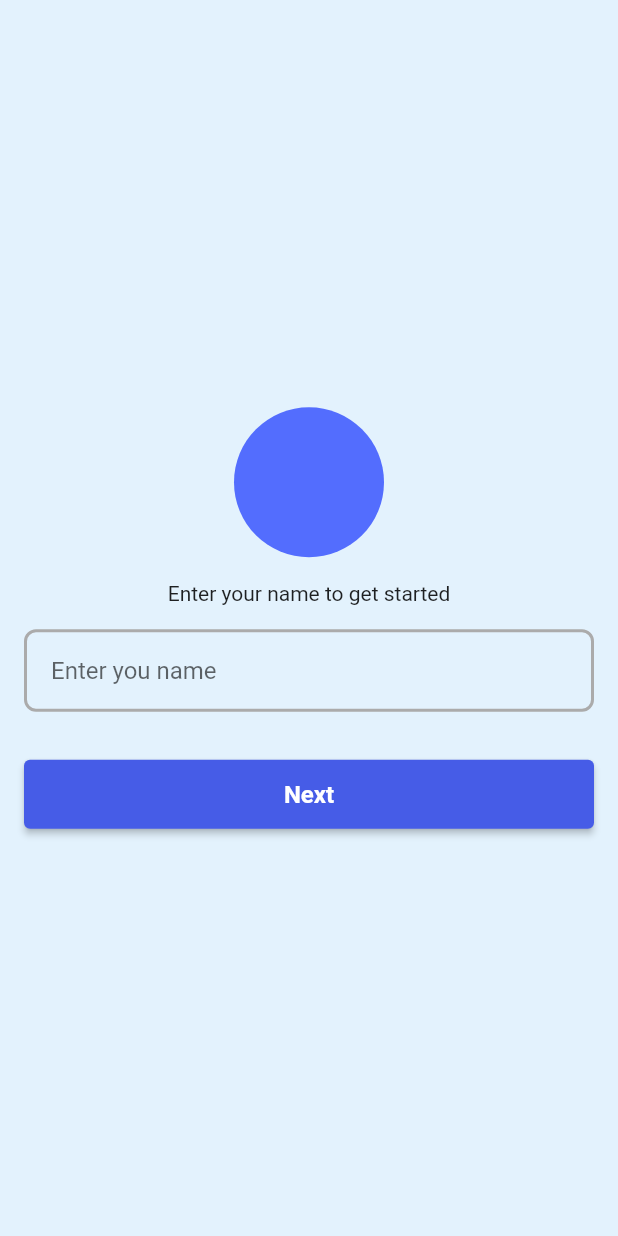
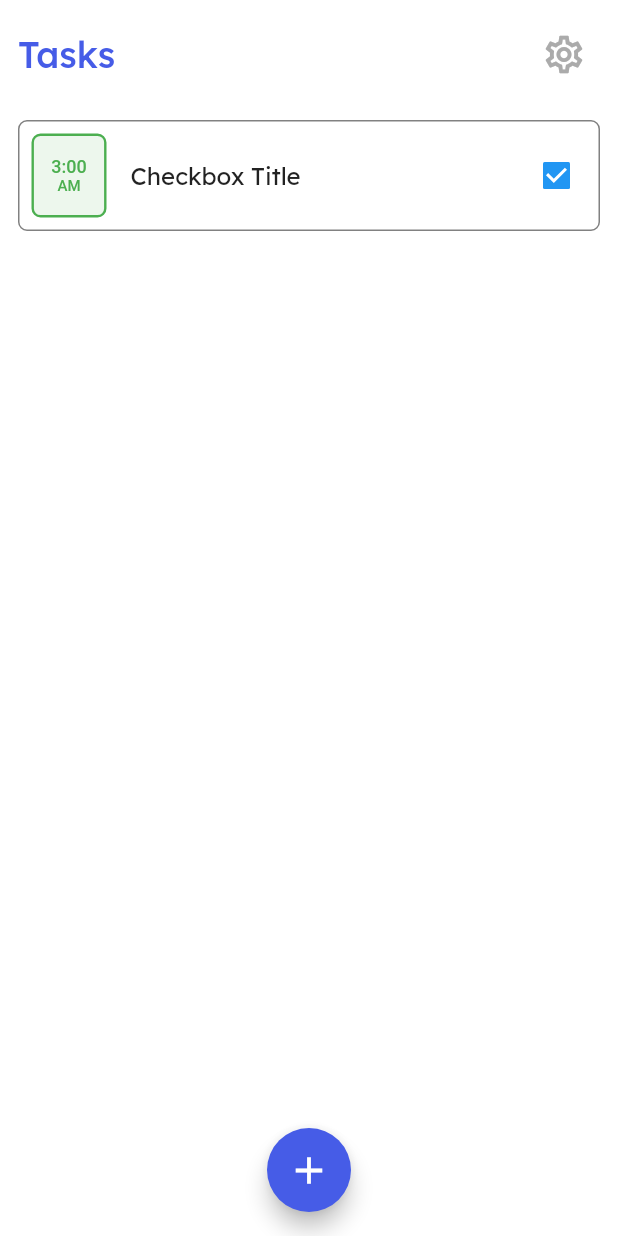
Before and after one commit to Naveenchand06/Priority-List, a Flutter app: the screen it shows after launch, after a tap on "Next", on a phone screen of 412 x 824 dp. Run offline on Flutter 3.47's test engine with Material 2 defaults, Android fonts, the phone set to English and light mode, and no system bars; our stand-ins replace google_fonts, hive_flutter; accounts and stored records are empty.

Commit message:
WIP: Home Page

```diff
--- /dev/null
+++ b/lib/app.dart
@@ -0,0 +1,13 @@
+import 'package:flutter/material.dart';
+import 'package:todo/pages/welcome_page.dart';
+
+class App extends StatelessWidget {
+  const App({super.key});
+
+  @override
+  Widget build(BuildContext context) {
+    return const SafeArea(
+      child: WelcomePage(),
+    );
+  }
+}
--- a/lib/widgets/app_button.dart
+++ b/lib/components/app_button.dart
@@ -1,5 +1,5 @@
 import 'package:flutter/material.dart';
-import 'package:todo/utils/globals.dart';
+import 'package:todo/utils/constants/app_color.dart';
 
 class AppButton extends StatelessWidget {
   const AppButton({
@@ -19,8 +19,10 @@ class AppButton extends StatelessWidget {
       child: ElevatedButton(
         onPressed: onPress,
         style: ElevatedButton.styleFrom(
-          backgroundColor: primaryDarkColor,
-        ),
+            backgroundColor: AppColor.appDarkColor,
+            shape: RoundedRectangleBorder(
+              borderRadius: BorderRadius.circular(6.0),
+            )),
         child: Text(
           title,
           style: const TextStyle(
--- /dev/null
+++ b/lib/components/app_text_field.dart
@@ -0,0 +1,98 @@
+import 'package:flutter/material.dart';
+import 'package:todo/utils/constants/app_color.dart';
+
+class AppTextField extends StatefulWidget {
+  const AppTextField({
+    super.key,
+    required this.hintText,
+    this.onChange,
+    this.onSubmit,
+    this.validate,
+    this.fieldController,
+    this.isPassword = false,
+    this.keyboardType = TextInputType.text,
+    this.fieldAction = TextInputAction.done,
+    this.radius = 10.0,
+  });
+
+  final String hintText;
+  final bool isPassword;
+  final Function(String)? onChange;
+  final Function(String)? onSubmit;
+  final TextInputType keyboardType;
+  final TextEditingController? fieldController;
+  final TextInputAction fieldAction;
+  final String? Function(String?)? validate;
+  final double radius;
+
+  @override
+  State<AppTextField> createState() => _AppTextFieldState();
+}
+
+class _AppTextFieldState extends State<AppTextField> {
+  bool showPassword = false;
+
+  void _passwordVisbilityFunction() {
+    setState(() {
+      showPassword = !showPassword;
+    });
+  }
+
+  @override
+  Widget build(BuildContext context) {
+    return TextFormField(
+      controller: widget.fieldController,
+      onChanged: widget.onChange,
+      onFieldSubmitted: widget.onSubmit,
+      validator: widget.validate,
+      keyboardType: widget.keyboardType,
+      textInputAction: widget.fieldAction,
+      obscureText: widget.isPassword ? showPassword : false,
+      style: const TextStyle(fontSize: 12.0, color: Colors.black),
+      decoration: InputDecoration(
+        // filled: true,
+        // fillColor: Colors.grey.shade100,
+        hintText: widget.hintText,
+        hintStyle: TextStyle(
+          fontSize: 12.0,
+          color: Colors.grey.shade700,
+        ),
+        suffixIcon: widget.isPassword
+            ? IconButton(
+                onPressed: _passwordVisbilityFunction,
+                icon: showPassword
+                    ? const Icon(
+                        Icons.visibility,
+                      )
+                    : const Icon(
+                        Icons.visibility_off,
+                      ),
+              )
+            : null,
+        contentPadding: const EdgeInsets.all(16.0),
+        enabledBorder: OutlineInputBorder(
+          borderRadius: BorderRadius.circular(8.0),
+          borderSide:
+              const BorderSide(width: 2.0, color: AppColor.appGreyColor),
+        ),
+        focusedBorder: OutlineInputBorder(
+          borderRadius: BorderRadius.circular(12.0),
+          borderSide:
+              const BorderSide(width: 2.0, color: AppColor.appGreyColor),
+        ),
+        // border: OutlineInputBorder(
+        //   borderRadius: BorderRadius.circular(widget.radius),
+        //   borderSide: BorderSide.none,
+        // ),
+        // focusedBorder: OutlineInputBorder(
+        //   borderRadius: BorderRadius.circular(widget.radius),
+        //   borderSide: const BorderSide(
+        //     width: 1.0,
+        //     strokeAlign: 10.0,
+        //     color: Color(0xff2F4093),
+        //   ),
+        // ),
+      ),
+    );
+  }
+}
--- /dev/null
+++ b/lib/components/date_card.dart
@@ -0,0 +1,54 @@
+import 'package:flutter/material.dart';
+import 'package:google_fonts/google_fonts.dart';
+
+class DateCardWidget extends StatelessWidget {
+  const DateCardWidget({
+    super.key,
+    required this.date,
+    required this.format,
+    required this.cardColor,
+  });
+
+  final String date;
+  final String format;
+  final Color cardColor;
+
+  @override
+  Widget build(BuildContext context) {
+    return Container(
+      height: 80.0,
+      width: 50.0,
+      padding: const EdgeInsets.all(2.0),
+      decoration: BoxDecoration(
+        color: cardColor.withOpacity(0.1),
+        borderRadius: BorderRadius.circular(6.0),
+        border: Border.all(
+          width: 1.6,
+          color: cardColor,
+        ),
+      ),
+      child: Column(
+        mainAxisSize: MainAxisSize.min,
+        mainAxisAlignment: MainAxisAlignment.center,
+        children: [
+          Text(
+            date,
+            style: GoogleFonts.roboto(
+              fontSize: 12.0,
+              fontWeight: FontWeight.w500,
+              color: cardColor,
+            ),
+          ),
+          Text(
+            format,
+            style: GoogleFonts.roboto(
+              fontSize: 10.0,
+              fontWeight: FontWeight.w500,
+              color: cardColor,
+            ),
+          ),
+        ],
+      ),
+    );
+  }
+}
--- a/lib/main.dart
+++ b/lib/main.dart
@@ -1,7 +1,8 @@
 import 'package:flutter/material.dart';
+import 'package:google_fonts/google_fonts.dart';
 import 'package:hive_flutter/hive_flutter.dart';
-import 'package:todo/utils/globals.dart';
-import 'package:todo/widgets/app_button.dart';
+import 'package:todo/app.dart';
+import 'package:todo/utils/constants/app_color.dart';
 
 Future<void> main() async {
   await Hive.initFlutter();
@@ -13,63 +14,17 @@ class MyApp extends StatelessWidget {
 
   @override
   Widget build(BuildContext context) {
-    return const MaterialApp(
+    return MaterialApp(
       debugShowCheckedModeBanner: false,
-      home: Home(),
+      theme: ThemeData(
+        scaffoldBackgroundColor: AppColor.appBgColor,
+        appBarTheme: const AppBarTheme(
+          elevation: 0.0,
+          backgroundColor: AppColor.appBgColor,
+        ),
+        textTheme: GoogleFonts.lexendTextTheme(),
+      ),
+      home: const App(),
     );
   }
 }
-
-class Home extends StatelessWidget {
-  const Home({super.key});
-
-  @override
-  Widget build(BuildContext context) {
-    return Scaffold(
-      backgroundColor: whiteColor,
-      body: GestureDetector(
-        onTap: () {
-          debugPrint('Tapped');
-          print('Tapped');
-          FocusScope.of(context).unfocus();
-        },
-        child: Padding(
-          padding: const EdgeInsets.all(defaultPad),
-          child: Column(
-            mainAxisAlignment: MainAxisAlignment.center,
-            crossAxisAlignment: CrossAxisAlignment.center,
-            children: [
-              const CircleAvatar(
-                backgroundColor: Colors.indigoAccent,
-                radius: 50.0,
-              ),
-              const SizedBox(height: defaultPad),
-              const Text('Enter your name to get started'),
-              const SizedBox(height: defaultPad),
-              TextFormField(
-                cursorColor: primaryDarkColor,
-                decoration: InputDecoration(
-                  hintText: 'Enter you name',
-                  contentPadding: const EdgeInsets.all(18.0),
-                  enabledBorder: OutlineInputBorder(
-                    borderRadius: BorderRadius.circular(8.0),
-                    borderSide: const BorderSide(width: 2.0, color: greyColor),
-                  ),
-                  focusedBorder: OutlineInputBorder(
-                    borderRadius: BorderRadius.circular(12.0),
-                    borderSide: const BorderSide(width: 2.0, color: greyColor),
-                  ),
-                ),
-              ),
-              const SizedBox(height: 32.0),
-              AppButton(
-                title: 'Next',
-                onPress: () {},
-              )
-            ],
-          ),
-        ),
-      ),
-    );
-  }
-}
--- /dev/null
+++ b/lib/pages/home_page.dart
@@ -0,0 +1,78 @@
+import 'package:flutter/material.dart';
+import 'package:todo/components/date_card.dart';
+import 'package:todo/utils/constants/app_color.dart';
+
+class HomePage extends StatelessWidget {
+  const HomePage({super.key});
+
+  @override
+  Widget build(BuildContext context) {
+    return Scaffold(
+      body: Padding(
+        padding: const EdgeInsets.all(12.0),
+        child: SingleChildScrollView(
+          child: Column(
+            children: [
+              Row(
+                mainAxisAlignment: MainAxisAlignment.spaceBetween,
+                children: [
+                  const Text(
+                    'Tasks',
+                    style: TextStyle(
+                      fontSize: 24.0,
+                      fontWeight: FontWeight.w500,
+                      color: AppColor.appDarkColor,
+                    ),
+                  ),
+                  IconButton(
+                    onPressed: () {},
+                    icon: const Icon(
+                      Icons.settings_outlined,
+                      size: 30.0,
+                      color: AppColor.appGreyColor,
+                    ),
+                  )
+                ],
+              ),
+              const SizedBox(height: 20.0),
+              Column(
+                crossAxisAlignment: CrossAxisAlignment.start,
+                mainAxisAlignment: MainAxisAlignment.start,
+                children: [
+                  CheckboxListTile(
+                    title: const Text('Checkbox Title'),
+                    value: true,
+                    contentPadding: const EdgeInsets.all(8.0),
+                    side: const BorderSide(color: AppColor.appGreyColor),
+                    shape: RoundedRectangleBorder(
+                      borderRadius: BorderRadius.circular(6.0),
+                      side: const BorderSide(
+                        color: AppColor.appDarkGreyColor,
+                      ),
+                    ),
+                    onChanged: (newValue) {},
+                    controlAffinity: ListTileControlAffinity.trailing,
+                    secondary: const DateCardWidget(
+                      date: '3:00',
+                      format: 'AM',
+                      cardColor: Colors.green,
+                    ),
+                  ),
+                ],
+              )
+            ],
+          ),
+        ),
+      ),
+      floatingActionButtonLocation: FloatingActionButtonLocation.centerFloat,
+      floatingActionButton: FloatingActionButton(
+        onPressed: () {},
+        backgroundColor: AppColor.appDarkColor,
+        child: const Icon(
+          Icons.add_outlined,
+          size: 30.0,
+        ),
+      ),
+    );
+  }
+}
--- /dev/null
+++ b/lib/pages/settings_page.dart
@@ -0,0 +1,10 @@
+import 'package:flutter/material.dart';
+
+class SettingsPage extends StatelessWidget {
+  const SettingsPage({super.key});
+
+  @override
+  Widget build(BuildContext context) {
+    return const Scaffold();
+  }
+}
--- /dev/null
+++ b/lib/pages/welcome_page.dart
@@ -0,0 +1,51 @@
+import 'package:flutter/material.dart';
+import 'package:todo/components/app_text_field.dart';
+import 'package:todo/pages/home_page.dart';
+import 'package:todo/utils/constants/app_color.dart';
+import 'package:todo/utils/globals.dart';
+import 'package:todo/components/app_button.dart';
+
+class WelcomePage extends StatelessWidget {
+  const WelcomePage({super.key});
+
+  @override
+  Widget build(BuildContext context) {
+    return Scaffold(
+      backgroundColor: AppColor.appWhiteColor,
+      body: Padding(
+        padding: const EdgeInsets.all(defaultPad),
+        child: Column(
+          mainAxisAlignment: MainAxisAlignment.center,
+          crossAxisAlignment: CrossAxisAlignment.center,
+          children: [
+            const CircleAvatar(
+              backgroundColor: Colors.indigoAccent,
+              radius: 50.0,
+            ),
+            const SizedBox(height: defaultPad),
+            const Text(
+              'Enter your name to get started',
+              style: TextStyle(
+                fontSize: 16.0,
+                fontWeight: FontWeight.w600,
+              ),
+            ),
+            const SizedBox(height: defaultPad),
+            const AppTextField(hintText: 'Enter your name'),
+            const SizedBox(height: 32.0),
+            AppButton(
+              title: 'Next',
+              onPress: () {
+                Navigator.of(context).push(
+                  MaterialPageRoute(
+                    builder: (context) => const HomePage(),
+                  ),
+                );
+              },
+            )
+          ],
+        ),
+      ),
+    );
+  }
+}
--- /dev/null
+++ b/lib/utils/constants/app_color.dart
@@ -0,0 +1,12 @@
+import 'package:flutter/material.dart' show Color;
+
+class AppColor {
+  static const appDarkColor = Color(0xff465CE7);
+  static const appLiteColor = Color(0xff90CAF9);
+  static const appWhiteColor = Color(0xffE3F2FD);
+  static const appGreyColor = Color(0xffABABAB);
+  static const appDarkGreyColor = Color(0xff818181);
+  static const appBgColor = Color(0xffFFFFFF);
+
+  AppColor._();
+}
--- a/lib/utils/globals.dart
+++ b/lib/utils/globals.dart
@@ -1,8 +1 @@
-import 'package:flutter/material.dart' show Color;
-
-const primaryDarkColor = Color(0xff465CE7);
-const primaryLiteColor = Color(0xff90CAF9);
-const whiteColor = Color(0xffE3F2FD);
-const greyColor = Color(0xffABABAB);
-
 const defaultPad = 16.0;
--- a/pubspec.yaml
+++ b/pubspec.yaml
@@ -37,6 +37,7 @@ dependencies:
   flutter_riverpod: ^2.3.5
   hive: ^2.2.3
   hive_flutter: ^1.1.0
+  google_fonts: ^4.0.4
 
 dev_dependencies:
   flutter_test:
```
Also changed, not shown: lib/utils/styles/font_style.dart (added), pubspec.lock.
